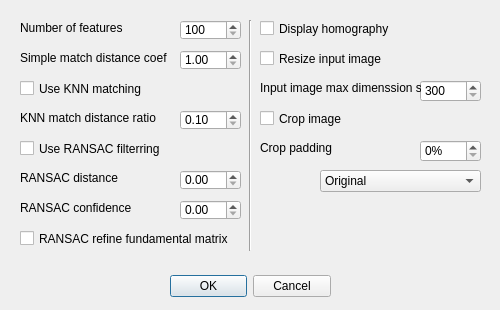
Qt form orbicon/src/settings_dialog.ui (FanatikPriest/orbicon) before a commit.
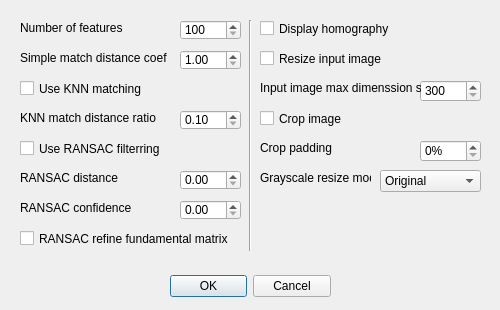
The same form after that commit.

Commit message: (#11) automatically disabling some settings.

```diff
--- a/orbicon/src/settings_dialog.ui
+++ b/orbicon/src/settings_dialog.ui
@@ -344,9 +344,9 @@
   <widget class="QComboBox" name="grayscale_resize_mode_combo_box">
    <property name="geometry">
     <rect>
-     <x>320</x>
+     <x>380</x>
      <y>170</y>
-     <width>161</width>
+     <width>101</width>
      <height>22</height>
     </rect>
    </property>
@@ -369,6 +369,19 @@
     </property>
    </item>
   </widget>
+  <widget class="QLabel" name="grayscale_resize_mode_label">
+   <property name="geometry">
+    <rect>
+     <x>260</x>
+     <y>170</y>
+     <width>111</width>
+     <height>16</height>
+    </rect>
+   </property>
+   <property name="text">
+    <string>Grayscale resize mode</string>
+   </property>
+  </widget>
  </widget>
  <resources/>
  <connections>
```
The commit also changes 2 other files.
